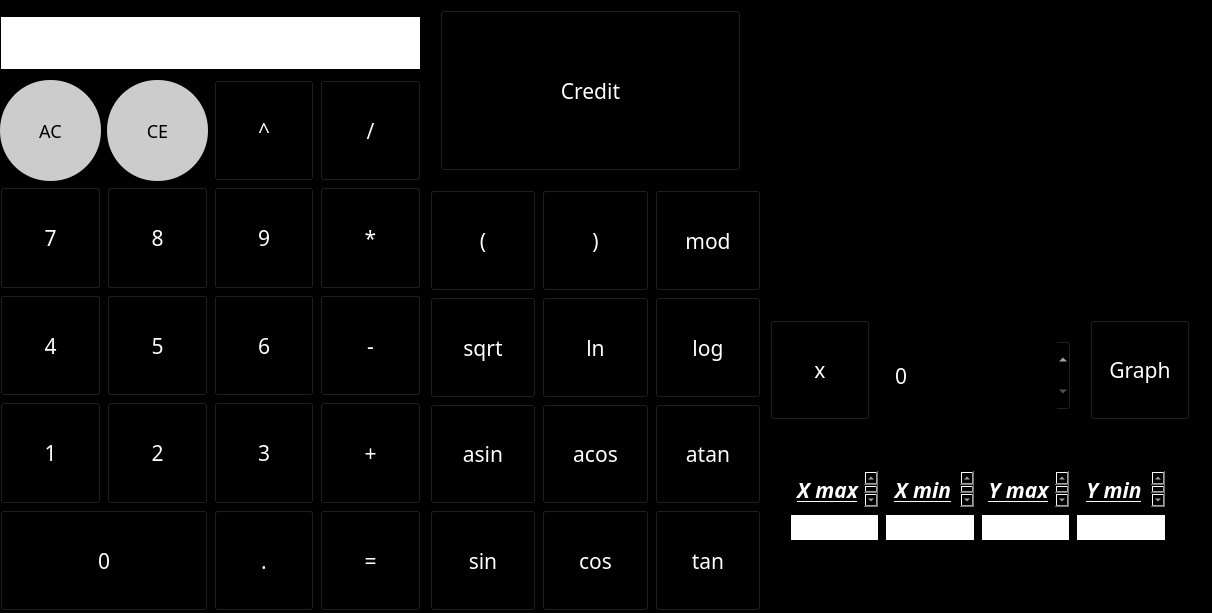
Qt form src/frontend/mainwindow.ui (Dalkory/SmartCalc) before a commit.
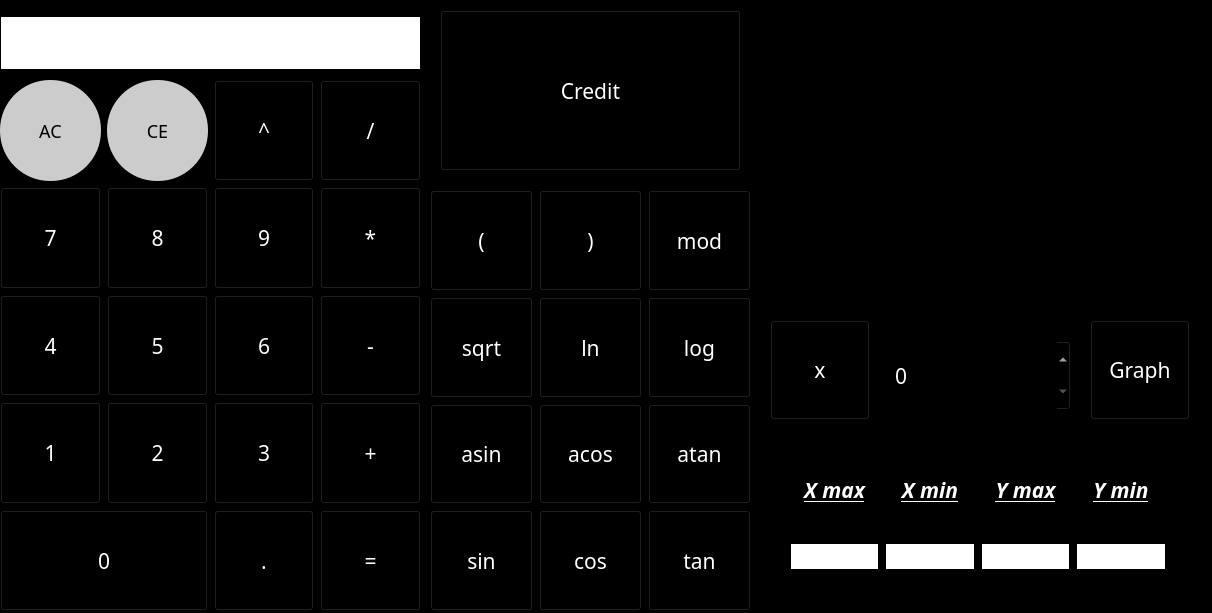
The same form after that commit. Custom widgets are drawn as their Qt base class.

```diff
--- a/src/frontend/mainwindow.ui
+++ b/src/frontend/mainwindow.ui
@@ -12,14 +12,14 @@
   </property>
   <property name="minimumSize">
    <size>
-    <width>915</width>
-    <height>400</height>
+    <width>1212</width>
+    <height>613</height>
    </size>
   </property>
   <property name="maximumSize">
    <size>
-    <width>2000</width>
-    <height>2000</height>
+    <width>1212</width>
+    <height>613</height>
    </size>
   </property>
   <property name="windowTitle">
@@ -698,7 +698,7 @@
      <rect>
       <x>430</x>
       <y>190</y>
-      <width>331</width>
+      <width>321</width>
       <height>421</height>
      </rect>
     </property>
@@ -939,7 +939,7 @@
       <x>790</x>
       <y>470</y>
       <width>376</width>
-      <height>71</height>
+      <height>100</height>
      </rect>
     </property>
     <layout class="QGridLayout" name="gridLayout_3">
```
Left out of the diff: 207 changed lines with no effect on the pictures.
